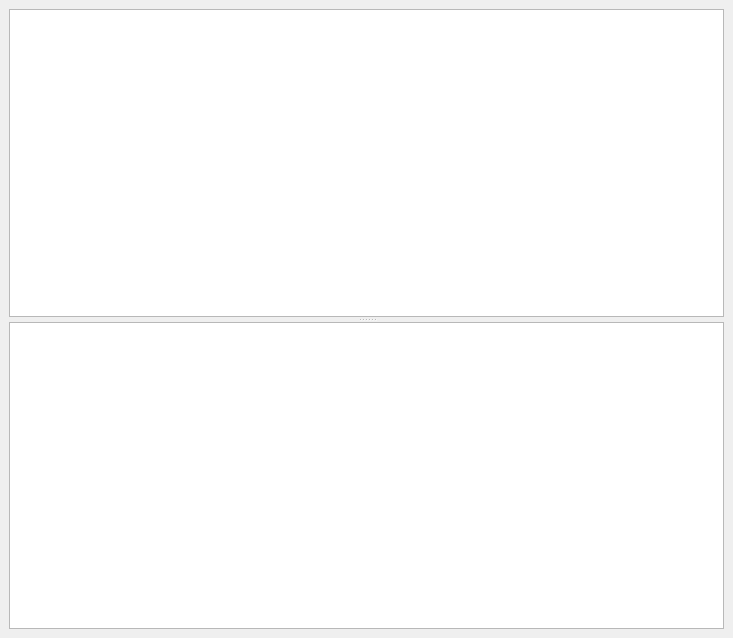
The window that src/OpenArk/ui/process-mgr.ui (BlackINT3/OpenArk) describes before a commit, drawn with Qt 5.
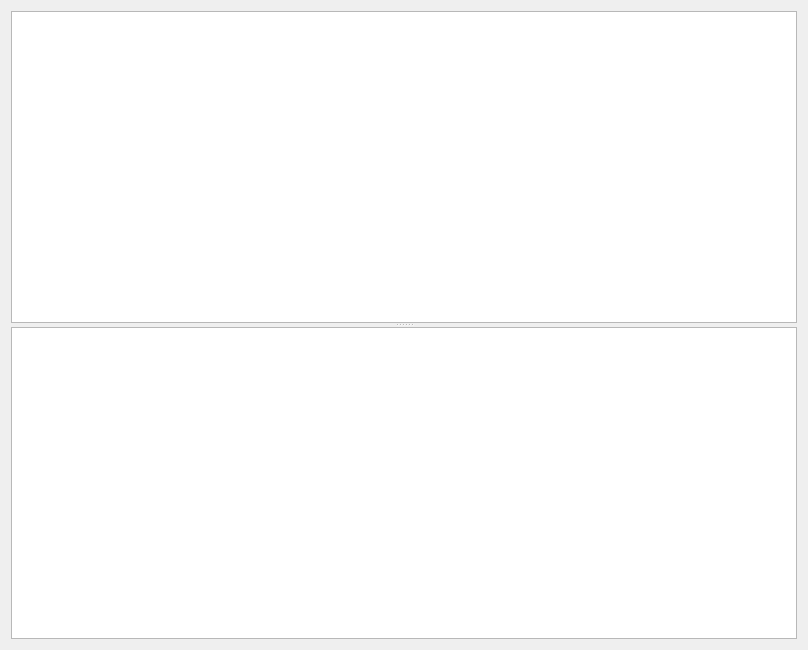
The same window after the commit.

Commit message: support handle/memory view

What changed in the file:
```diff
--- a/src/OpenArk/ui/process-mgr.ui
+++ b/src/OpenArk/ui/process-mgr.ui
@@ -6,8 +6,8 @@
    <rect>
     <x>0</x>
     <y>0</y>
-    <width>733</width>
-    <height>638</height>
+    <width>808</width>
+    <height>650</height>
    </rect>
   </property>
   <property name="sizePolicy">
@@ -19,46 +19,24 @@
   <property name="windowTitle">
    <string>Form</string>
   </property>
-  <layout class="QHBoxLayout" name="horizontalLayout">
-   <property name="spacing">
-    <number>6</number>
-   </property>
-   <property name="leftMargin">
-    <number>9</number>
-   </property>
-   <property name="topMargin">
-    <number>9</number>
-   </property>
-   <property name="rightMargin">
-    <number>9</number>
-   </property>
-   <property name="bottomMargin">
-    <number>9</number>
-   </property>
+  <layout class="QVBoxLayout" name="verticalLayout">
    <item>
     <widget class="QSplitter" name="splitter">
-     <property name="sizePolicy">
-      <sizepolicy hsizetype="Preferred" vsizetype="Expanding">
-       <horstretch>0</horstretch>
-       <verstretch>0</verstretch>
-      </sizepolicy>
-     </property>
-     <property name="lineWidth">
-      <number>1</number>
-     </property>
      <property name="orientation">
       <enum>Qt::Vertical</enum>
      </property>
-     <property name="opaqueResize">
-      <bool>true</bool>
-     </property>
-     <property name="handleWidth">
-      <number>5</number>
-     </property>
      <widget class="QTreeView" name="processView">
       <property name="enabled">
        <bool>true</bool>
       </property>
+      <property name="font">
+       <font>
+        <kerning>true</kerning>
+       </font>
+      </property>
+      <property name="itemsExpandable">
+       <bool>true</bool>
+      </property>
      </widget>
      <widget class="QTreeView" name="moduleView">
       <property name="sizePolicy">
@@ -67,6 +45,14 @@
         <verstretch>0</verstretch>
        </sizepolicy>
       </property>
+      <property name="font">
+       <font>
+        <pointsize>9</pointsize>
+       </font>
+      </property>
+      <property name="editTriggers">
+       <set>QAbstractItemView::NoEditTriggers</set>
+      </property>
       <property name="indentation">
        <number>20</number>
       </property>
```
Left out of the diff: 3 changed lines with no effect on the pictures. The commit also changes 19 other files.
